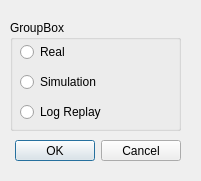
First picture: the form in backend/GSStartupUI.ui, repository DEKE21/Cantina-Dashboard, before the edit.
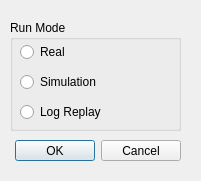
Second picture: the form after the edit.

What changed in the file:
```diff
--- a/backend/GSStartupUI.ui
+++ b/backend/GSStartupUI.ui
@@ -39,7 +39,7 @@
     </rect>
    </property>
    <property name="title">
-    <string>GroupBox</string>
+    <string>Run Mode</string>
    </property>
    <widget class="QRadioButton" name="radioButton">
     <property name="geometry">
```
Left out of the diff: 6 changed lines with no effect on the pictures.
